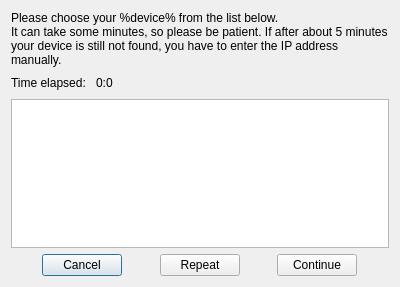
The window that autosearchdialog.ui (AceOfSnakes/AvrPioRemote) describes before a commit, drawn with Qt 5.
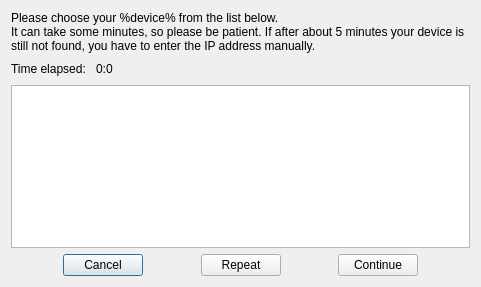
The same window after the commit.

The edit to the form file:
```diff
--- a/autosearchdialog.ui
+++ b/autosearchdialog.ui
@@ -6,7 +6,7 @@
    <rect>
     <x>0</x>
     <y>0</y>
-    <width>400</width>
+    <width>481</width>
     <height>287</height>
    </rect>
   </property>
```
Left out of the diff: 6 changed lines with no effect on the pictures.
